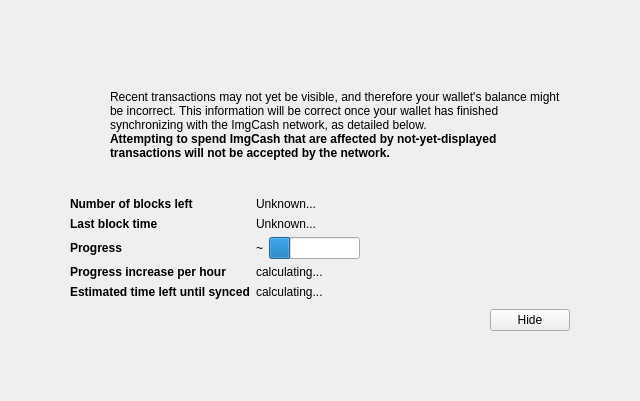
First picture: the form in src/qt/forms/modaloverlay.ui, repository mceme/ImageCoin, before the edit.
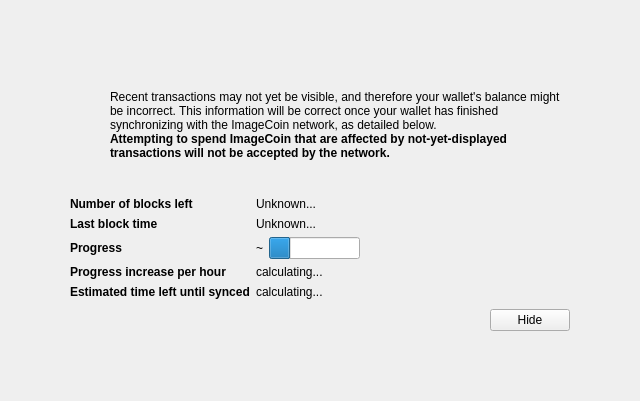
Second picture: the form after the edit. Icons and pictures are not drawn. Custom widgets are drawn as their Qt base class.

```diff
--- a/src/qt/forms/modaloverlay.ui
+++ b/src/qt/forms/modaloverlay.ui
@@ -128,7 +128,7 @@
              <item>
               <widget class="QLabel" name="infoText">
                <property name="text">
-                <string>Recent transactions may not yet be visible, and therefore your wallet's balance might be incorrect. This information will be correct once your wallet has finished synchronizing with the ImgCash network, as detailed below.</string>
+                <string>Recent transactions may not yet be visible, and therefore your wallet's balance might be incorrect. This information will be correct once your wallet has finished synchronizing with the ImageCoin network, as detailed below.</string>
                </property>
                <property name="textFormat">
                 <enum>Qt::RichText</enum>
@@ -147,7 +147,7 @@
                 </font>
                </property>
                <property name="text">
-                <string>Attempting to spend ImgCash that are affected by not-yet-displayed transactions will not be accepted by the network.</string>
+                <string>Attempting to spend ImageCoin that are affected by not-yet-displayed transactions will not be accepted by the network.</string>
                </property>
                <property name="textFormat">
                 <enum>Qt::RichText</enum>
```
